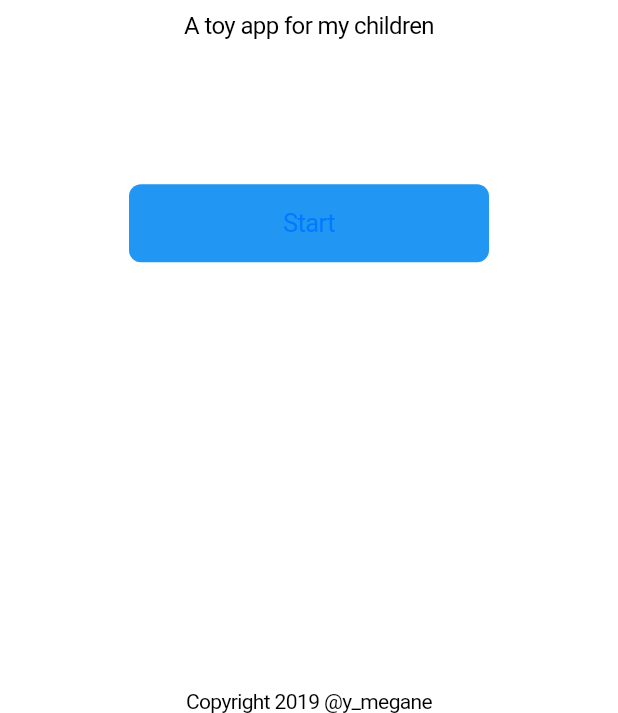
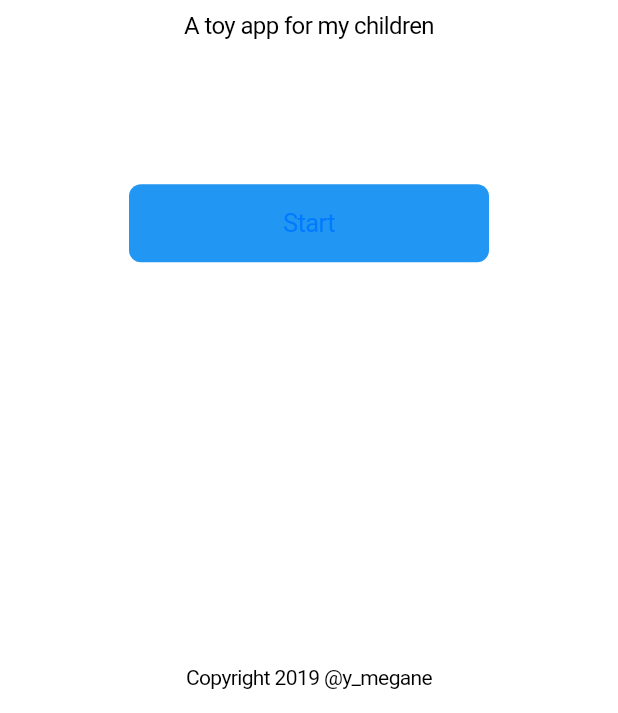
Before and after one commit to ymegane/TapTapTap2, a Flutter app: the screen it shows after launch, on a phone screen of 412 x 824 dp, the part 523-1236 px from its top. Run offline on Flutter 3.47's test engine with Material 2 defaults, Android fonts, the light colour scheme and no system bars; our stand-ins replace rxdart; missing offline and left inert: bloc_provider, soundpool.

Commit message:
Add padding to the bottom credit

```diff
--- a/lib/widget/launch_screen.dart
+++ b/lib/widget/launch_screen.dart
@@ -50,13 +50,16 @@ class LaunchScreen extends StatelessWidget {
                 ],
               ),
             ),
-            const Align(
+            Align(
               alignment: Alignment.bottomCenter,
-              child: Text(
-                'Copyright 2019 @y_megane',
-                textAlign: TextAlign.center,
-                style: TextStyle(
-                  fontSize: 14.0,
+              child: Container(
+                padding: const EdgeInsets.only(bottom: 16),
+                child: const Text(
+                  'Copyright 2019 @y_megane',
+                  textAlign: TextAlign.center,
+                  style: TextStyle(
+                    fontSize: 14.0,
+                  ),
                 ),
               ),
             )
```
